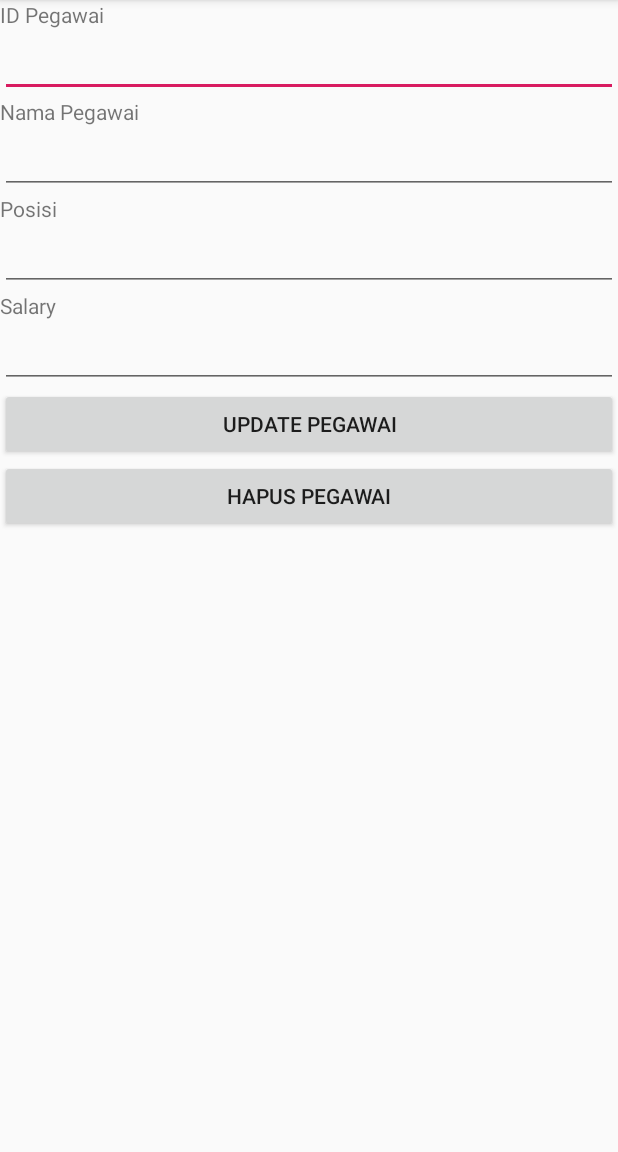
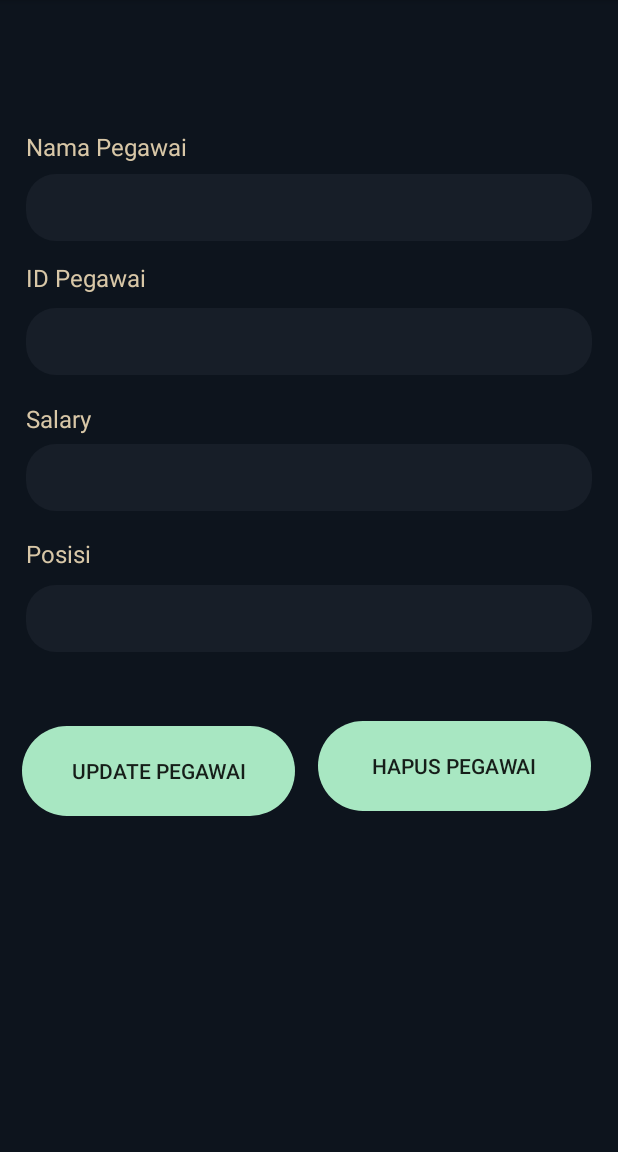
Before and after one commit to ZephyrInMyMind1/TaAndroid, an Android app: the PegawaiTampilActivity screen opened directly, with no data from a screen before it, on a phone screen of 412 x 824 dp, the part 84-1236 px from its top. Run offline under Robolectric (Android 15) with nearby library versions, the phone set to English and light mode, and no system bars.

Commit message:
mengubah tampilan pada activity_pegawai_main, dan activity_pegawai_tampil

```diff
--- a/app/src/main/res/layout/activity_pegawai_main.xml
+++ b/app/src/main/res/layout/activity_pegawai_main.xml
@@ -22,6 +22,8 @@
         android:layout_marginStart="17dp"
         android:layout_marginRight="12dp"
         android:layout_marginBottom="620dp"
+        android:textColorHint="#d4dadf"
+        android:textColor="#d4dadf"
         android:background="@drawable/roundedbutton"
         android:padding="10dp" />
 
@@ -57,6 +59,8 @@
         android:layout_marginEnd="17dp"
         android:layout_marginRight="17dp"
         android:layout_marginBottom="524dp"
+        android:textColorHint="#d4dadf"
+        android:textColor="#d4dadf"
         android:background="@drawable/roundedbutton"
         android:padding="10dp" />
 
@@ -110,6 +114,8 @@
         android:layout_marginEnd="17dp"
         android:layout_marginRight="-28dp"
         android:layout_marginBottom="415dp"
+        android:textColorHint="#d4dadf"
+        android:textColor="#d4dadf"
         android:background="@drawable/roundedbutton"
         android:padding="10dp" />
 
--- a/app/src/main/res/layout/activity_pegawai_tampil.xml
+++ b/app/src/main/res/layout/activity_pegawai_tampil.xml
@@ -1,63 +1,183 @@
 <?xml version="1.0" encoding="utf-8"?>
-<LinearLayout
+<RelativeLayout
     xmlns:android="http://schemas.android.com/apk/res/android"
     xmlns:app="http://schemas.android.com/apk/res-auto"
     xmlns:tools="http://schemas.android.com/tools"
     android:layout_width="match_parent"
     android:layout_height="match_parent"
     android:orientation="vertical"
+    android:background="#0d141d"
     tools:context=".PegawaiTampilActivity">
 
     <TextView
-        android:layout_width="wrap_content"
+        android:layout_width="369dp"
         android:layout_height="wrap_content"
-        android:text="ID Pegawai"/>
+        android:layout_alignParentStart="true"
+        android:layout_alignParentLeft="true"
+        android:layout_alignParentEnd="true"
+        android:layout_alignParentRight="true"
+        android:layout_alignParentBottom="true"
+        android:layout_marginStart="17dp"
+        android:layout_marginLeft="17dp"
+        android:layout_marginEnd="25dp"
+        android:layout_marginRight="25dp"
+        android:layout_marginBottom="572dp"
+        android:text="ID Pegawai"
+        android:textColor="#d8c7a7"
+        android:textSize="16dp" />
 
     <EditText
+        android:id="@+id/editTextId"
         android:layout_width="match_parent"
         android:layout_height="wrap_content"
-        android:id="@+id/editTextId" />
+        android:layout_alignParentStart="true"
+        android:layout_alignParentLeft="true"
+        android:layout_alignParentEnd="true"
+        android:layout_alignParentRight="true"
+        android:layout_alignParentBottom="true"
+        android:layout_marginStart="17dp"
+        android:layout_marginLeft="17dp"
+        android:layout_marginEnd="17dp"
+        android:layout_marginRight="17dp"
+        android:layout_marginBottom="518dp"
+        android:textColorHint="#d4dadf"
+        android:textColor="#d4dadf"
+        android:background="@drawable/roundedbutton"
+        android:padding="10dp" />
 
     <TextView
-        android:layout_width="wrap_content"
+        android:layout_width="369dp"
         android:layout_height="wrap_content"
-        android:text="Nama Pegawai" />
+        android:layout_alignParentStart="true"
+        android:layout_alignParentLeft="true"
+
+        android:layout_alignParentEnd="true"
+        android:layout_alignParentRight="true"
+        android:layout_alignParentBottom="true"
+        android:layout_marginStart="17dp"
+        android:layout_marginLeft="17dp"
+        android:layout_marginEnd="25dp"
+        android:layout_marginRight="25dp"
+        android:layout_marginBottom="659dp"
+        android:text="Nama Pegawai"
+        android:textColor="#d8c7a7"
+        android:textSize="16dp" />
 
     <EditText
+        android:id="@+id/editTextName"
         android:layout_width="match_parent"
         android:layout_height="wrap_content"
-        android:id="@+id/editTextName" />
+        android:layout_alignParentStart="true"
+        android:layout_alignParentLeft="true"
+        android:layout_alignParentEnd="true"
+        android:layout_alignParentRight="true"
+        android:layout_alignParentBottom="true"
+        android:layout_marginStart="17dp"
+        android:layout_marginLeft="17dp"
+        android:layout_marginEnd="17dp"
+        android:layout_marginRight="17dp"
+        android:layout_marginBottom="607dp"
+        android:textColorHint="#d4dadf"
+        android:textColor="#d4dadf"
+        android:background="@drawable/roundedbutton"
+        android:padding="10dp" />
+
+    <Button
+        android:id="@+id/buttonDelete"
+        android:layout_width="182dp"
+        android:layout_height="60dp"
+        android:layout_alignParentEnd="true"
+        android:layout_alignParentRight="true"
+        android:layout_alignParentBottom="true"
+        android:layout_marginEnd="18dp"
+        android:layout_marginRight="18dp"
+        android:layout_marginBottom="227dp"
+        android:background="@drawable/roundedhome"
+        android:text="Hapus Pegawai" />
+
+    <Button
+        android:id="@+id/buttonUpdate"
+        android:layout_width="182dp"
+        android:layout_height="60dp"
+        android:layout_alignParentEnd="true"
+        android:layout_alignParentRight="true"
+        android:layout_alignParentBottom="true"
+        android:layout_marginEnd="215dp"
+        android:layout_marginRight="215dp"
+        android:layout_marginBottom="224dp"
+        android:background="@drawable/roundedhome"
+        android:text="Update Pegawai" />
 
     <TextView
-        android:layout_width="wrap_content"
+        android:layout_width="369dp"
         android:layout_height="wrap_content"
-        android:text="Posisi" />
+        android:layout_alignParentStart="true"
+        android:layout_alignParentLeft="true"
+        android:layout_alignParentEnd="true"
+        android:layout_alignParentRight="true"
+        android:layout_alignParentBottom="true"
+        android:layout_marginStart="17dp"
+        android:layout_marginLeft="17dp"
+        android:layout_marginEnd="25dp"
+        android:layout_marginRight="25dp"
+        android:layout_marginBottom="478dp"
+        android:text="Salary"
+        android:textColor="#d8c7a7"
+        android:textSize="16dp" />
 
     <EditText
+        android:id="@+id/editTextDesg"
         android:layout_width="match_parent"
         android:layout_height="wrap_content"
-        android:id="@+id/editTextDesg" />
+        android:layout_alignParentStart="true"
+        android:layout_alignParentLeft="true"
+        android:layout_alignParentEnd="true"
+        android:layout_alignParentRight="true"
+        android:layout_alignParentBottom="true"
+        android:layout_marginStart="17dp"
+        android:layout_marginLeft="17dp"
+        android:layout_marginEnd="17dp"
+        android:layout_marginRight="17dp"
+        android:layout_marginBottom="333dp"
+        android:textColorHint="#d4dadf"
+        android:textColor="#d4dadf"
+        android:background="@drawable/roundedbutton"
+        android:padding="10dp" />
+
+    <EditText
+        android:id="@+id/editTextSalary"
+        android:layout_width="match_parent"
+        android:layout_height="wrap_content"
+        android:layout_alignParentStart="true"
+        android:layout_alignParentLeft="true"
+        android:layout_alignParentEnd="true"
+        android:layout_alignParentRight="true"
+        android:layout_alignParentBottom="true"
+        android:layout_marginStart="17dp"
+        android:layout_marginLeft="17dp"
+        android:layout_marginEnd="17dp"
+        android:layout_marginRight="17dp"
+        android:layout_marginBottom="427dp"
+        android:textColorHint="#d4dadf"
+        android:textColor="#d4dadf"
+        android:background="@drawable/roundedbutton"
+        android:padding="10dp" />
 
     <TextView
-        android:layout_width="wrap_content"
+        android:layout_width="370dp"
         android:layout_height="wrap_content"
-        android:text="Salary" />
+        android:layout_alignParentStart="true"
+        android:layout_alignParentLeft="true"
+        android:layout_alignParentEnd="true"
+        android:layout_alignParentRight="true"
+        android:layout_alignParentBottom="true"
+        android:layout_marginStart="17dp"
+        android:layout_marginLeft="17dp"
+        android:layout_marginEnd="23dp"
+        android:layout_marginRight="23dp"
+        android:layout_marginBottom="388dp"
+        android:text="Posisi"
+        android:textColor="#d8c7a7"
+        android:textSize="16dp" />
 
-    <EditText
-        android:layout_width="match_parent"
-        android:layout_height="wrap_content"
-        android:id="@+id/editTextSalary" />
-
-    <Button
-        android:layout_width="match_parent"
-        android:layout_height="wrap_content"
-        android:text="Update Pegawai"
-        android:id="@+id/buttonUpdate" />
-
-    <Button
-        android:layout_width="match_parent"
-        android:layout_height="wrap_content"
-        android:text="Hapus Pegawai"
-        android:id="@+id/buttonDelete" />
-
-</LinearLayout>
+</RelativeLayout>
```
